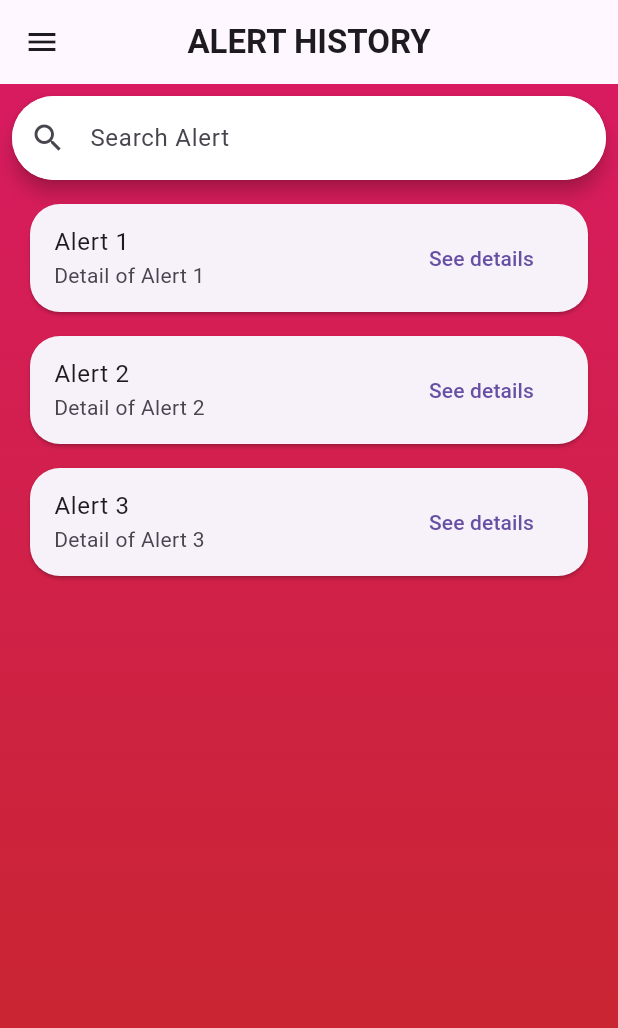
After one commit to kellyandra/resque, a Flutter app: the screen it shows after launch, after a tap on "Alert History", on a phone screen of 412 x 824 dp. The commit adds this screen. Shown: the top 1028 px of the screen. Run offline on Flutter 3.47's test engine with Material 3 defaults, Android fonts, the phone set to English and light mode, and no system bars; our stand-ins replace flutter_blue, permission_handler.

Commit message:
Code to switch device screens

```diff
--- /dev/null
+++ b/lib/alert_screen.dart
@@ -0,0 +1,77 @@
+import 'package:flutter/material.dart';
+
+void main() {
+  runApp(MaterialApp(home: AlertHistoryScreen()));
+}
+
+class AlertHistoryScreen extends StatefulWidget {
+  @override
+  _AlertHistoryScreenState createState() => _AlertHistoryScreenState();
+}
+
+class _AlertHistoryScreenState extends State<AlertHistoryScreen> {
+  @override
+  Widget build(BuildContext context) {
+    return Scaffold(
+      appBar: AppBar(
+        backgroundColor: Colors.transparent,
+        elevation: 0,
+        leading: IconButton(
+          icon: Icon(Icons.menu),
+          onPressed: () {},
+        ),
+        title: Text("ALERT HISTORY", style: TextStyle(fontWeight: FontWeight.bold)),
+        centerTitle: true,
+      ),
+      body: Container(
+        decoration: BoxDecoration(
+          gradient: LinearGradient(
+            begin: Alignment.topCenter,
+            end: Alignment.bottomCenter,
+            colors: [Colors.pink.shade600, Colors.red.shade800],
+          ),
+        ),
+        child: Column(
+          children: [
+            Padding(
+              padding: const EdgeInsets.all(8.0),
+              child: Material(
+                borderRadius: BorderRadius.circular(30),
+                elevation: 5,
+                child: TextField(
+                  decoration: InputDecoration(
+                    hintText: "Search Alert",
+                    prefixIcon: Icon(Icons.search),
+                    border: OutlineInputBorder(
+                      borderRadius: BorderRadius.circular(30),
+                      borderSide: BorderSide.none,
+                    ),
+                    filled: true,
+                    fillColor: Colors.white,
+                  ),
+                ),
+              ),
+            ),
+            Expanded(
+              child: ListView.builder(
+                itemCount: 3,
+                itemBuilder: (context, index) => Card(
+                  margin: const EdgeInsets.symmetric(vertical: 8, horizontal: 20),
+                  shape: RoundedRectangleBorder(borderRadius: BorderRadius.circular(20)),
+                  child: ListTile(
+                    title: Text("Alert ${index + 1}"),
+                    subtitle: Text("Detail of Alert ${index + 1}"),
+                    trailing: TextButton(
+                      onPressed: () {},
+                      child: Text("See details"),
+                    ),
+                  ),
+                ),
+              ),
+            ),
+          ],
+        ),
+      ),
+    );
+  }
+}
--- /dev/null
+++ b/lib/home_screen.dart
@@ -0,0 +1,133 @@
+import 'package:flutter/material.dart';
+import 'package:resque/alert_screen.dart';
+import 'package:resque/chat_screen.dart';
+import 'package:resque/main.dart';
+
+void main() {
+  runApp(const MyApp());
+}
+
+class MyApp extends StatelessWidget {
+  const MyApp({super.key});
+
+  @override
+  Widget build(BuildContext context) {
+    return MaterialApp(
+      home: HomeScreenWidget(),
+    );
+  }
+}
+
+class HomeScreenWidget extends StatefulWidget {
+  const HomeScreenWidget({super.key});
+
+  @override
+  HomeScreenWidgetState createState() => HomeScreenWidgetState();
+}
+
+class HomeScreenWidgetState extends State<HomeScreenWidget> {
+  @override
+  Widget build(BuildContext context) {
+    return Scaffold(
+      appBar: AppBar(
+        backgroundColor: Colors.deepPurple,
+        title: const Text("DASHBOARD", style: TextStyle(color: Colors.white)),
+        centerTitle: true,
+        leading: IconButton(
+          icon: const Icon(Icons.menu),
+          onPressed: () {},
+        ),
+        actions: <Widget>[
+          IconButton(onPressed: () {
+            Navigator.push(context,
+            MaterialPageRoute(builder: (context) => DeviceScreen()),
+            );
+          },
+          icon: Image.asset('assets/Rectangle10.png'))
+        ],
+      ),
+      body: Container(
+        decoration: const BoxDecoration(
+          gradient: LinearGradient(
+            begin: Alignment.topCenter,
+            end: Alignment.bottomCenter,
+            colors: [Colors.purple, Color.fromARGB(255, 182, 117, 33)],
+          ),
+        ),
+        child: Column(
+          children: <Widget>[
+            Expanded(
+              flex: 2, // Adjust flex to change the space taken by the alert section
+              child: _buildAlertSection(),
+            ),
+            Expanded(
+              flex: 1, // Adjust flex to change the space taken by the buttons
+              child: _buildButtonSection(),
+            ),
+          ],
+        ),
+      ),
+    );
+  }
+
+  Widget _buildAlertSection() {
+    return Container(
+      padding: const EdgeInsets.all(20),
+      color: Colors.transparent,
+      child: Column(
+        crossAxisAlignment: CrossAxisAlignment.start,
+        children: [
+          const Text(
+            'Emergency Alerts',
+            style: TextStyle(color: Colors.white, fontSize: 20, fontWeight: FontWeight.bold),
+          ),
+          const SizedBox(height: 10),
+          const Text(
+            '1 New',
+            style: TextStyle(color: Colors.white, fontSize: 14),
+          ),
+          const SizedBox(height: 5),
+          const Text(
+            'Severe Thunderstorm Warning in effect for Antigua and Barbuda',
+            style: TextStyle(color: Colors.white, fontSize: 16),
+          ),
+          TextButton(
+            onPressed: () {},
+            child: const Text('See details'),
+            style: TextButton.styleFrom(foregroundColor: Colors.blueAccent),
+          ),
+          const Text(
+            '3:30pm',
+            style: TextStyle(color: Colors.white, fontSize: 14),
+          ),
+        ],
+      ),
+    );
+  }
+
+  Widget _buildButtonSection() {
+    return Column(
+      children: [
+        _buildButton('Alert History', Icons.notifications, Colors.red, AlertHistoryScreen()),
+        const SizedBox(height: 10),
+        _buildButton('Chat', Icons.chat, Colors.blue, ChatScreen()),
+      ],
+    );
+  }
+
+  Widget _buildButton(String title, IconData icon, Color color, Widget page) {
+    return ElevatedButton.icon(
+      onPressed: () {
+        Navigator.push(context, MaterialPageRoute(builder: (context) => page),
+        );
+      },
+      icon: Icon(icon, color: Colors.white),
+      label: Text(title),
+      style: ElevatedButton.styleFrom(
+        backgroundColor: color,
+        foregroundColor: Colors.white,
+        minimumSize: const Size(double.infinity, 50), // Ensuring the button takes full width
+      ),
+    );
+  }
+}
--- a/lib/splash_page.dart
+++ b/lib/splash_page.dart
@@ -1,5 +1,6 @@
 import 'package:flutter/material.dart';
 
+// ignore: use_key_in_widget_constructors
 class SplashPage extends StatelessWidget {
   @override
   Widget build(BuildContext context) {
--- a/pubspec.yaml
+++ b/pubspec.yaml
@@ -30,12 +30,13 @@ environment:
 dependencies:
   flutter:
     sdk: flutter
-  flutter_blue: ^0.8.0  # Use the latest version or the version suitable for your needs.
-
+  permission_handler: ^10.2.0
+  flutter_svg: ^0.22.0
 
   # The following adds the Cupertino Icons font to your application.
   # Use with the CupertinoIcons class for iOS style icons.
   cupertino_icons: ^1.0.6
+  #nordic_nrf_mesh: ^0.13.0
 
 dev_dependencies:
   flutter_test:
@@ -56,6 +57,7 @@ flutter:
 
   assets:
     - assets/splash.png
+    - assets/Rectangle10.png
 
   # The following line ensures that the Material Icons font is
   # included with your application, so that you can use the icons in
```
Also changed, not shown: lib/chat_screen.dart (added, +57 -0 lines), lib/main.dart (+14 -117 lines), assets/Rectangle10.png (added), 1 other file.
